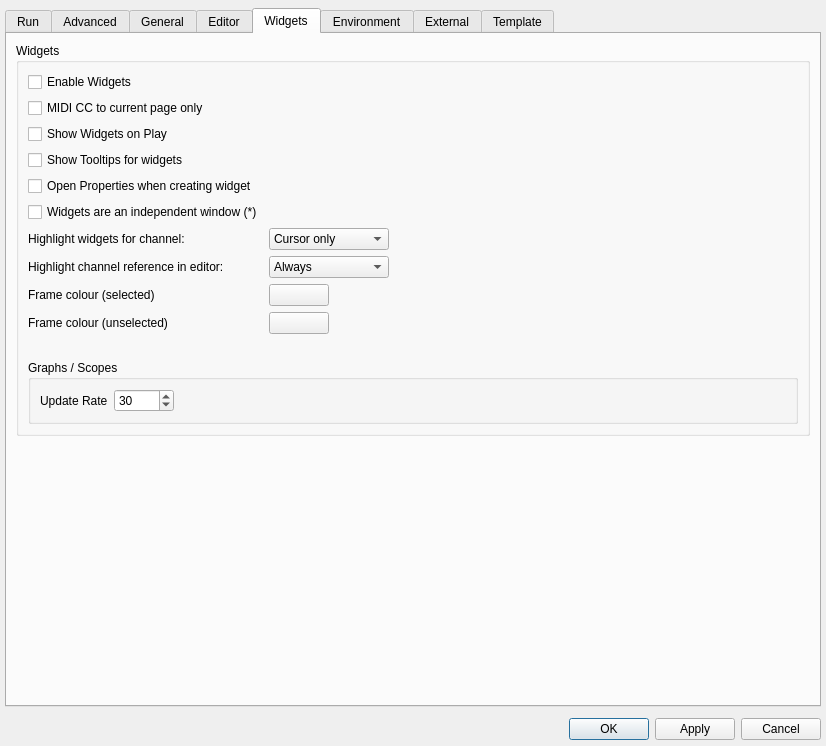
The window that src/configdialog.ui (CsoundQt/CsoundQt) describes before a commit, drawn with Qt 5.
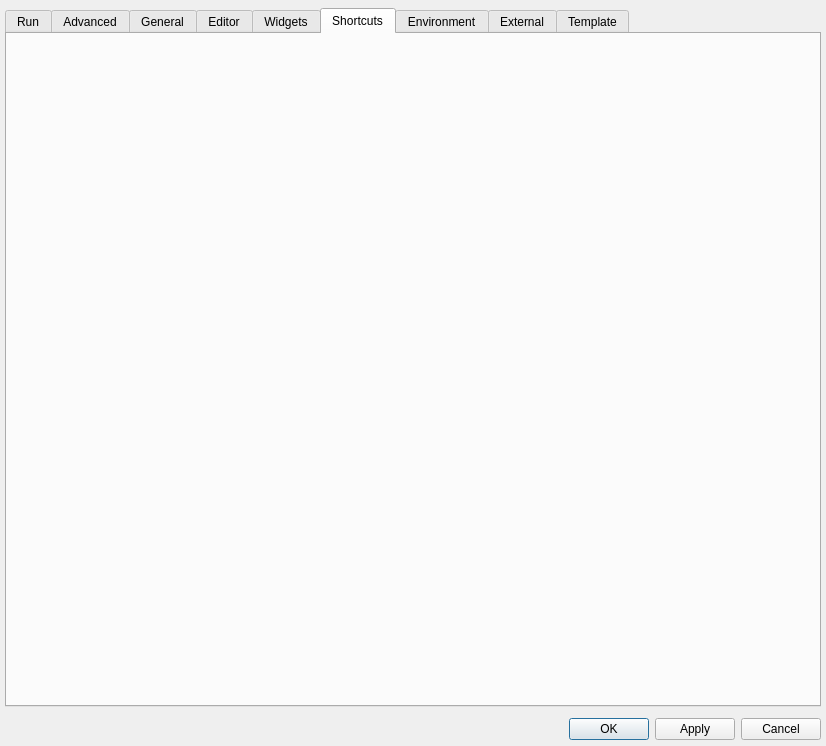
The same window after the commit. The open tabs and pages were chosen to show the change.

Commit message: Embed keyboard shortcuts in the configuration dialog

The edit to the form file:
```diff
--- a/src/configdialog.ui
+++ b/src/configdialog.ui
@@ -3066,6 +3066,12 @@
            </item>
           </layout>
          </widget>
+         <widget class="QWidget" name="shortcutsTab">
+          <attribute name="title">
+           <string>Shortcuts</string>
+          </attribute>
+          <layout class="QVBoxLayout" name="shortcutsTabLayout"/>
+         </widget>
          <widget class="QWidget" name="tab_3">
           <attribute name="title">
            <string>Environment</string>
```
The commit also changes 8 other files.
